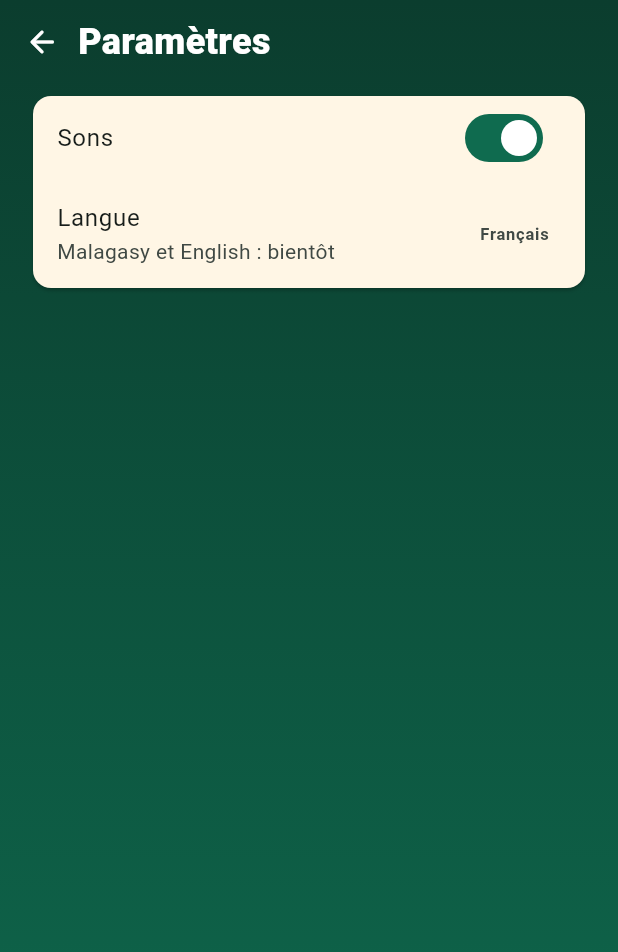
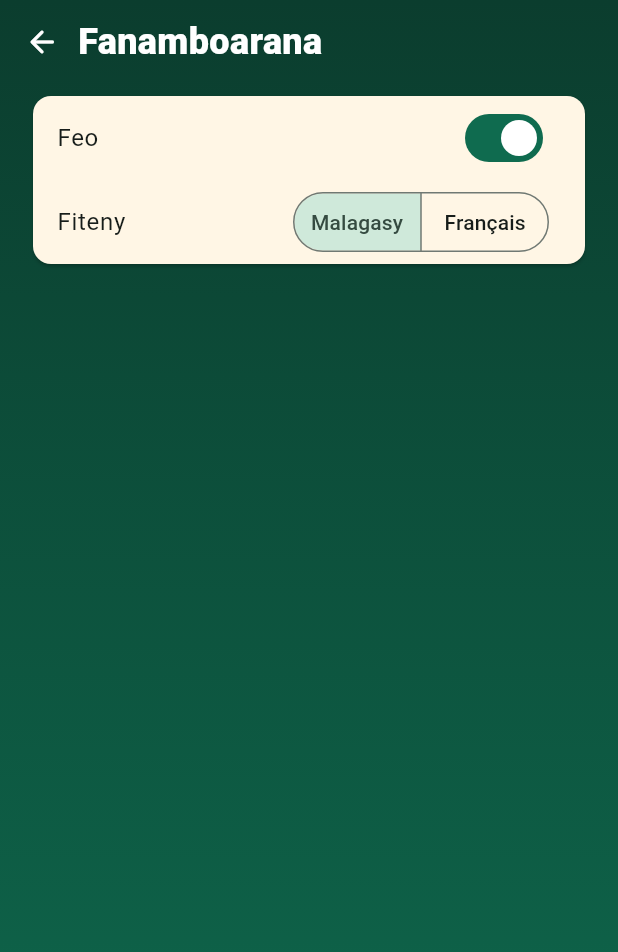
Before and after one commit to ClaudioAndri/ENJEO-app, a Flutter app: the SettingsScreen screen opened directly, on a phone screen of 412 x 824 dp. Shown: the top 952 px of the screen. Run offline on Flutter 3.47's test engine with Material 3 defaults, Android fonts, the phone set to English and light mode, and no system bars; our stand-ins replace shared_preferences; accounts and stored records are empty.

Commit message:
Add files via upload

```diff
--- a/lib/l10n/strings.dart
+++ b/lib/l10n/strings.dart
@@ -1,11 +1,25 @@
-/// Système de localisation simple. Français complet ; le malagasy (mg) et
-/// l'anglais (en) peuvent être ajoutés en remplissant leur table : toute clé
-/// manquante retombe automatiquement sur le français.
+import 'package:flutter/foundation.dart';
+
+/// Système de localisation simple. Malagasy (langue principale) et français
+/// (langue secondaire). Toute clé manquante retombe sur le malagasy puis le
+/// français.
 class L10n {
-  static String locale = 'fr';
+  static const String defaultLocale = 'mg';
+  static const List<String> supported = ['mg', 'fr'];
+
+  static String locale = defaultLocale;
+
+  /// Notifie les écrans qui doivent se redessiner quand la langue change.
+  static final ValueNotifier<String> notifier = ValueNotifier(defaultLocale);
+
+  static void setLocale(String code) {
+    if (!supported.contains(code)) return;
+    locale = code;
+    notifier.value = code;
+  }
 
   static String tr(String key, [Map<String, String> params = const {}]) {
-    var s = _tables[locale]?[key] ?? _tables['fr']![key] ?? key;
+    var s = _tables[locale]?[key] ?? _tables['mg']![key] ?? _tables['fr']![key] ?? key;
     params.forEach((k, v) {
       s = s.replaceAll('{$k}', v);
     });
@@ -14,8 +28,7 @@ class L10n {
 
   static const Map<String, Map<String, String>> _tables = {
     'fr': _fr,
-    'mg': {},
-    'en': {},
+    'mg': _mg,
   };
 
   static const Map<String, String> _fr = {
@@ -87,11 +100,88 @@ class L10n {
     'settings_title': 'Paramètres',
     'sound': 'Sons',
     'language': 'Langue',
+    'lang_mg': 'Malagasy',
     'lang_fr': 'Français',
-    'lang_soon': 'Malagasy et English : bientôt',
     'about_title': 'À propos',
     'about_text':
         'ENJEO — TAXIBE est un jeu de course inspiré des taxi-brousse de Madagascar. « ENJEO » signifie « Poursuis-moi » en malagasy.',
     'version': 'Version de test 0.1.0',
   };
+
+  static const Map<String, String> _mg = {
+    'app_name': 'ENJEO',
+    'tagline': 'TAXIBE',
+    'meaning': '« Enjeo aho »',
+    'play': 'Hilalao',
+    'settings': 'Fanamboarana',
+    'rules': 'Fitsipika',
+    'about': 'Momba ny lalao',
+    'players_title': 'Mpilalao firy?',
+    'one_player': 'Mpilalao 1',
+    'one_player_sub': 'Hanohitra ny solosaina',
+    'n_players': 'Mpilalao {n}',
+    'n_players_sub': 'Amin’ny telefaona iray',
+    'setup_title': 'Fanomanana',
+    'player_name': 'Anaran’ny mpilalao {n}',
+    'your_name': 'Ny anaranao',
+    'default_player': 'Mpilalao {n}',
+    'bus_color': 'Ny lokon’ny taxi-be',
+    'ai_level': 'Haavon’ny solosaina : Antonony',
+    'start': 'Hanomboka',
+    'computer': 'Solosaina',
+    'color_red': 'Mena',
+    'color_blue': 'Manga',
+    'color_yellow': 'Mavo',
+    'color_green': 'Maitso',
+    'pause': 'Fiatoana',
+    'resume': 'Hanohy',
+    'restart': 'Hanomboka indray',
+    'quit': 'Hiala',
+    'turn_of': 'Ny anjaran’i {name}',
+    'computer_choosing': '{name} mifidy…',
+    'pick_box': 'Mifidiana boaty iray',
+    'msg_exit': 'Nivoaka ny garazy i {name} ! Milalao indray izy.',
+    'msg_no_six': 'Tsy misy 6 : mijanona ao amin’ny garazy ny taxi-ben’i {name}.',
+    'msg_move': 'Mandroso {n} i {name}.',
+    'msg_move_replay': 'Mandroso {n} i {name} ary milalao indray !',
+    'msg_pra': 'PRA ! Miverina any amin’ny garazy i {name}.',
+    'msg_capture': 'Nahatratra an’i {other} i {name} ! Miverina any amin’ny garazy i {other}.',
+    'msg_blocked': 'Tsy afaka mihoatra ny G i {name} : mila {n} marina.',
+    'progress': 'Fandrosoana mankany G',
+    'garage': 'GARAZY',
+    'region_0': 'Tany Ambony',
+    'region_1': 'Ala Atsinanana',
+    'region_2': 'Tendrombohitra Isalo',
+    'region_3': 'Tsingin’i Bemaraha',
+    'region_4': 'Nosy Be',
+    'region_5': 'Lalan’ny Renala',
+    'departure': 'FIAROVANA',
+    'victory_title': 'TONGA NY FARANY !',
+    'victory_text': 'Tonga any G i {name} !',
+    'victory_enjeo': 'ENJEO !',
+    'play_again': 'Hilalao indray',
+    'back_menu': 'Fandraisana',
+    'rules_title': 'Ahoana ny fomba filalaovana?',
+    'rules_intro':
+        'Fifaninanana taxi-be manomboka amin’ny A mankany G : dingana 6 misy borne 12, dia borne 72 daholo.',
+    'r1': 'Mila 6 ianao mba hivoahan’ny taxi-benao avy ao amin’ny garazy.',
+    'r2': 'Isaky ny anjara dia misy boaty telo mikatona : mifidiana iray.',
+    'r3': 'Ny isa miseho no isan’ny borne handehanana.',
+    'r4': 'Ny 1 na ny 6 dia ahafahanao milalao indray (ao amin’ny garazy, ny 6 ihany no raisina).',
+    'r5': 'Ny PRA dia eo amin’ny borne faha-8 isaky ny dingana.',
+    'r6': 'Raha mijanona marina eo amin’ny PRA ianao dia miverina any amin’ny garazy.',
+    'r7': 'Raha misy mpifaninana mijanona marina eo amin’ny taxi-benao dia miverina any amin’ny garazy ianao.',
+    'r8': 'Tsy afaka mihoatra ny G ianao : mijanona eo ny taxi-be.',
+    'r9': 'Tsy maintsy tonga marina eo amin’ny borne farany.',
+    'r10': 'Ny voalohany tonga any G no mandresy !',
+    'settings_title': 'Fanamboarana',
+    'sound': 'Feo',
+    'language': 'Fiteny',
+    'lang_mg': 'Malagasy',
+    'lang_fr': 'Français',
+    'about_title': 'Momba ny lalao',
+    'about_text':
+        'ENJEO — TAXIBE dia lalao fifaninanana nahazo aingam-panahy avy amin’ny taxi-be eto Madagasikara.',
+    'version': 'Dikan-teny fitsapana 0.1.0',
+  };
 }
--- a/lib/main.dart
+++ b/lib/main.dart
@@ -2,6 +2,7 @@ import 'package:flutter/material.dart';
 import 'package:flutter/services.dart';
 
 import 'screens/splash_screen.dart';
+import 'l10n/strings.dart';
 import 'storage/settings_store.dart';
 import 'theme.dart';
 
@@ -9,6 +10,7 @@ Future<void> main() async {
   WidgetsFlutterBinding.ensureInitialized();
   await SystemChrome.setPreferredOrientations([DeviceOrientation.portraitUp]);
   await SettingsStore.init();
+  L10n.setLocale(SettingsStore.lang);
   runApp(const EnjeoApp());
 }
 
--- a/lib/screens/menu_screen.dart
+++ b/lib/screens/menu_screen.dart
@@ -17,6 +17,14 @@ class MenuScreen extends StatelessWidget {
 
   @override
   Widget build(BuildContext context) {
+    // Se redessine quand la langue change dans les paramètres.
+    return ValueListenableBuilder<String>(
+      valueListenable: L10n.notifier,
+      builder: (context, _, __) => _content(context),
+    );
+  }
+
+  Widget _content(BuildContext context) {
     return Scaffold(
       body: Backdrop(
         child: Padding(
--- a/lib/screens/settings_screen.dart
+++ b/lib/screens/settings_screen.dart
@@ -38,10 +38,18 @@ class _SettingsScreenState extends State<SettingsScreen> {
                     ),
                     ListTile(
                       title: Text(L10n.tr('language')),
-                      subtitle: Text(L10n.tr('lang_soon')),
-                      trailing: Text(
-                        L10n.tr('lang_fr'),
-                        style: const TextStyle(fontWeight: FontWeight.w700),
+                      trailing: SegmentedButton<String>(
+                        showSelectedIcon: false,
+                        segments: [
+                          for (final c in L10n.supported)
+                            ButtonSegment(value: c, label: Text(L10n.tr('lang_$c'))),
+                        ],
+                        selected: {L10n.locale},
+                        onSelectionChanged: (s) {
+                          L10n.setLocale(s.first);
+                          SettingsStore.setLang(s.first);
+                          setState(() {});
+                        },
                       ),
                     ),
                   ],
--- a/lib/storage/settings_store.dart
+++ b/lib/storage/settings_store.dart
@@ -18,6 +18,13 @@ class SettingsStore {
     await _p?.setBool('sound', v);
   }
 
+  /// Langue choisie ('mg' par défaut).
+  static String get lang => _p?.getString('lang') ?? 'mg';
+
+  static Future<void> setLang(String v) async {
+    await _p?.setString('lang', v);
+  }
+
   static String playerName(int i) => _p?.getString('name$i') ?? '';
 
   static Future<void> setPlayerName(int i, String v) async {
```
